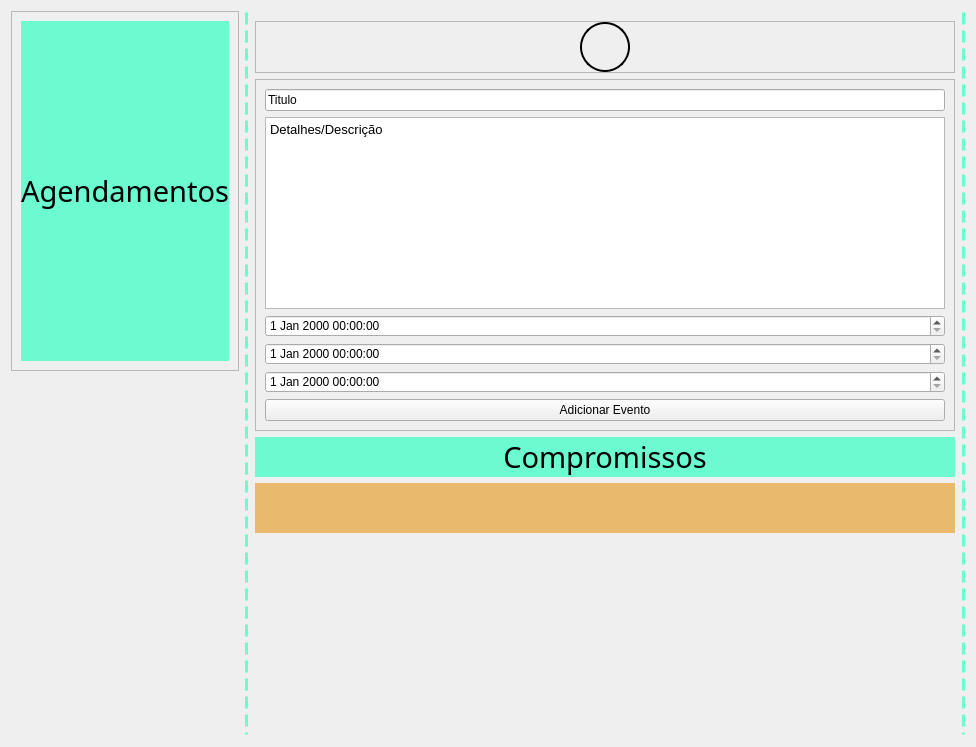
This is Telas/UI/dashAgenda1.ui in Nautilidae-project/Nautilus as Qt 5 draws it before an edit. The edited form follows.
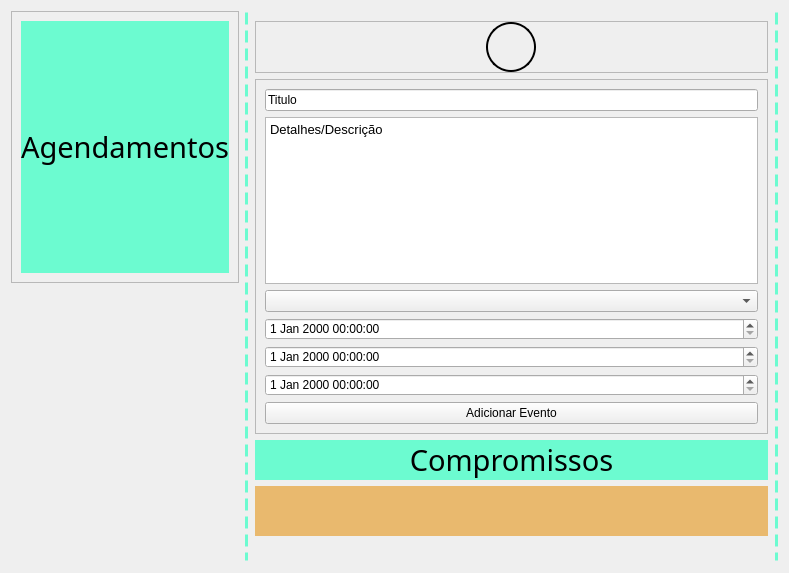
This is the edited form.

Commit message: 1-Add funcionalidade de Inserção de grupo ao criar um evento

```diff
--- a/Telas/UI/dashAgenda1.ui
+++ b/Telas/UI/dashAgenda1.ui
@@ -6,8 +6,8 @@
    <rect>
     <x>0</x>
     <y>0</y>
-    <width>976</width>
-    <height>747</height>
+    <width>789</width>
+    <height>573</height>
    </rect>
   </property>
   <property name="windowTitle">
@@ -232,7 +232,7 @@
           </widget>
          </item>
          <item row="4" column="0">
-          <widget class="QDateTimeEdit" name="teHoraInicioEvento"/>
+          <widget class="QDateTimeEdit" name="deDataEvento"/>
          </item>
          <item row="2" column="0">
           <widget class="QTextEdit" name="teDetalhesEvento">
@@ -245,18 +245,21 @@
            </property>
           </widget>
          </item>
-         <item row="5" column="0">
-          <widget class="QDateTimeEdit" name="teHoraFimEvento"/>
-         </item>
          <item row="6" column="0">
+          <widget class="QDateTimeEdit" name="teHoraFimEvento"/>
+         </item>
+         <item row="7" column="0">
           <widget class="QPushButton" name="pbAddEvento">
            <property name="text">
             <string>Adicionar Evento</string>
            </property>
           </widget>
          </item>
+         <item row="5" column="0">
+          <widget class="QDateTimeEdit" name="teHoraInicioEvento"/>
+         </item>
          <item row="3" column="0">
-          <widget class="QDateTimeEdit" name="deDataEvento"/>
+          <widget class="QComboBox" name="cbxGrupos"/>
          </item>
         </layout>
        </widget>
```
The commit also changes 3 other files.
